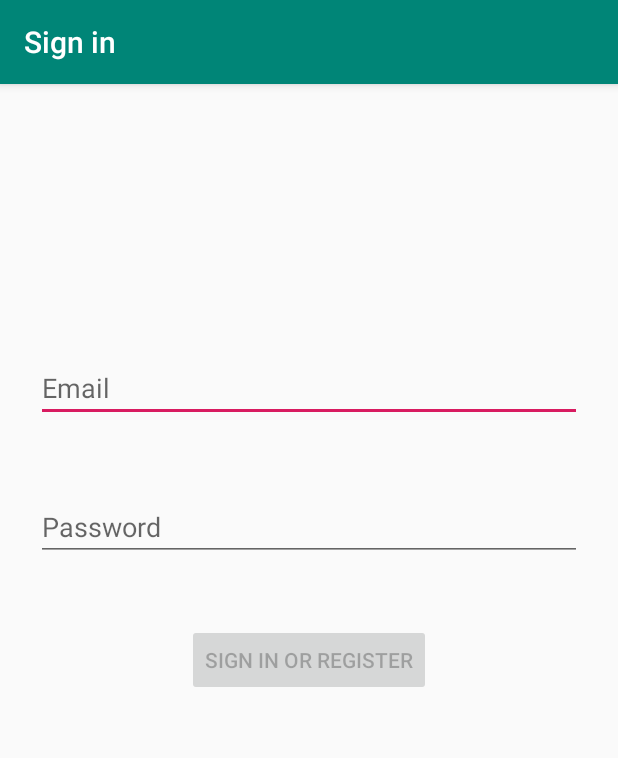
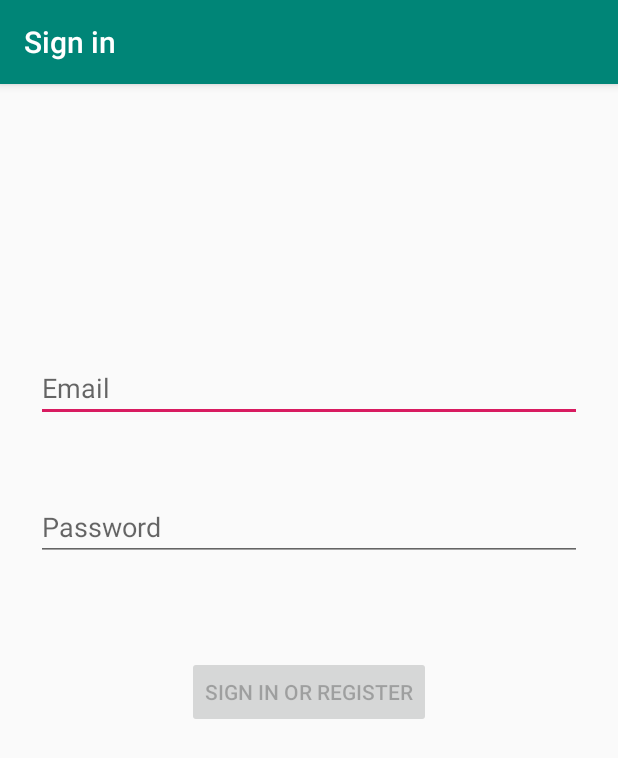
Before and after one commit to johavila/ondasatlantico, an Android app: the LoginActivity screen opened directly, with no data from a screen before it, on a phone screen of 412 x 824 dp. Shown: the top 758 px of the screen. Run offline under Robolectric (Android 15) with nearby library versions, the light colour scheme and no system bars.

Commit message:
Primera Subida

```diff
--- a/app/src/main/res/layout/activity_login.xml
+++ b/app/src/main/res/layout/activity_login.xml
@@ -73,7 +73,8 @@
             app:layout_constraintBottom_toBottomOf="parent"
             app:layout_constraintEnd_toEndOf="parent"
             app:layout_constraintStart_toStartOf="parent"
-            app:layout_constraintTop_toTopOf="parent" />
+            app:layout_constraintTop_toTopOf="parent"
+            app:layout_constraintVertical_bias="0.532" />
 
         <ProgressBar
             android:id="@+id/loading"
```
